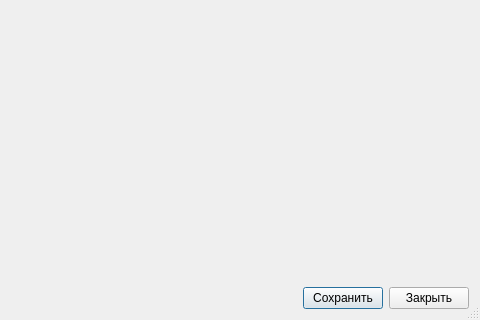
Above: UI template/mindmap_dialog.ui from nevskyforever/nfprogress before the change; both pictures show x 620 to 1100 and y 400 to 720 of the 1100 by 720 pixel window. Below: the same form after it.
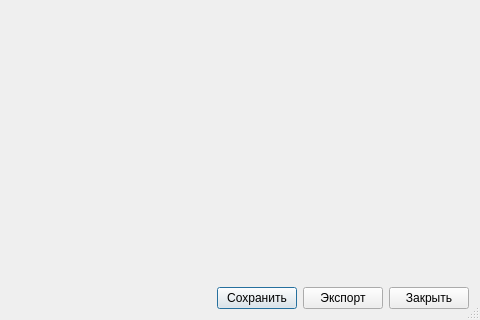
That is the form after the change.

Commit message:
Добавить экспорт карт Mind Elixir
В окне карты появилась кнопка Экспорт с форматами PNG, SVG и JSON. Файлы формируются локально через Mind Elixir и сохраняются через системный диалог; экспорт доступен также для карт только для просмотра.\n\nОбновлены справка и переводы. Проверены экспорт всех трёх форматов в нативном macOS WebView, тесты карт, локализации и справки.

The edit to the form file:
```diff
--- a/UI template/mindmap_dialog.ui
+++ b/UI template/mindmap_dialog.ui
@@ -132,6 +132,16 @@
        </property>
       </widget>
      </item>
+     <item>
+      <widget class="QPushButton" name="export_button">
+       <property name="text">
+        <string>Экспорт</string>
+       </property>
+       <property name="accessibleName">
+        <string>Экспортировать карту</string>
+       </property>
+      </widget>
+     </item>
      <item>
       <widget class="QPushButton" name="close_button">
        <property name="text">
```
Left out of the diff: 3 changed lines with no effect on the pictures. The commit also changes 7 other files.
